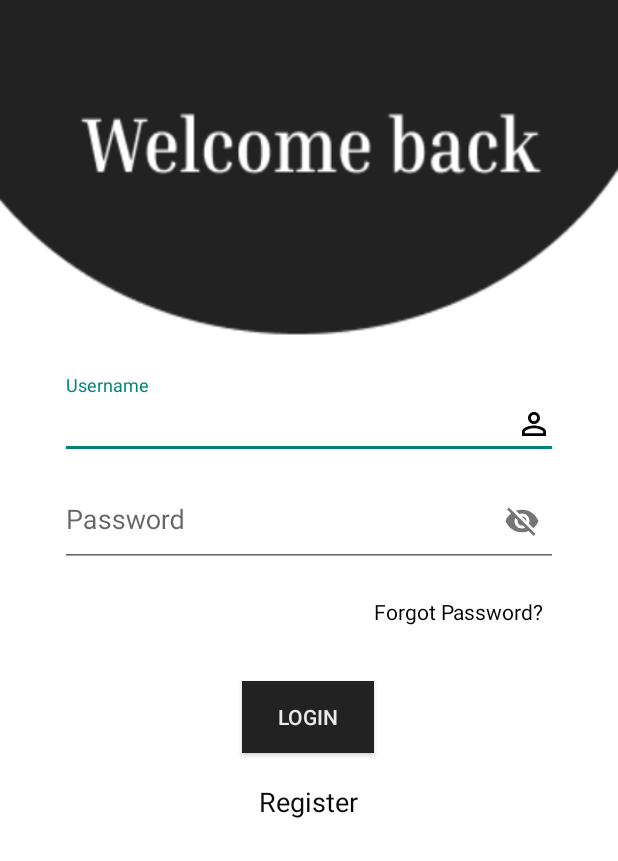
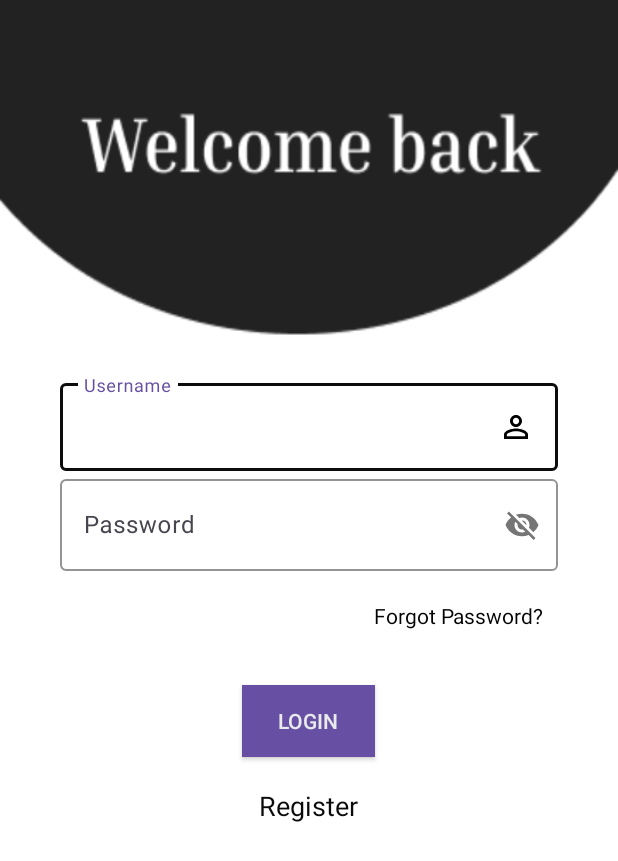
Before and after one commit to ChinmayGawad/Student_Room_Sharing_App, an Android app: the Login screen opened directly, with no data from a screen before it, on a phone screen of 412 x 824 dp. Shown: the top 861 px of the screen. Run offline under Robolectric (Android 15) with nearby library versions, the phone set to English and light mode, and no system bars; our stand-ins replace Firebase (no records; nobody signed in at launch, a user with empty details on screens opened directly).

Commit message:
loginpage button color

```diff
--- a/app/src/main/res/layout/activity_login.xml
+++ b/app/src/main/res/layout/activity_login.xml
@@ -13,7 +13,7 @@
         android:layout_height="wrap_content"
         android:hint="@string/username"
         android:inputType="textEmailAddress"
-        app:boxStrokeColor="#222222"
+        app:boxStrokeColor="#0C0C0C"
         app:layout_constraintTop_toTopOf="parent"
         tools:layout_editor_absoluteX="40dp"
         android:layout_marginLeft="40dp"
--- a/app/src/main/res/values-night/themes.xml
+++ b/app/src/main/res/values-night/themes.xml
@@ -1,6 +1,6 @@
 <resources>
     <!-- Base application theme. -->
-    <style name="Base.Theme.StudentRoomSharingApp" parent="Theme.AppCompat.Light.NoActionBar">
+    <style name="Base.Theme.StudentRoomSharingApp" parent="Theme.Material3.DayNight.NoActionBar">
         <!-- Customize your dark theme here. -->
         <!-- <item name="colorPrimary">@color/my_dark_primary</item> -->
     </style>
--- a/app/src/main/res/values/themes.xml
+++ b/app/src/main/res/values/themes.xml
@@ -1,6 +1,6 @@
 <resources>
     <!-- Base application theme. -->
-    <style name="Base.Theme.StudentRoomSharingApp" parent="Theme.AppCompat.Light.NoActionBar">
+    <style name="Base.Theme.StudentRoomSharingApp" parent="Theme.Material3.DayNight.NoActionBar">
         <!-- Customize your light theme here. -->
         <!-- <item name="colorPrimary">@color/my_light_primary</item> -->
     </style>
```
